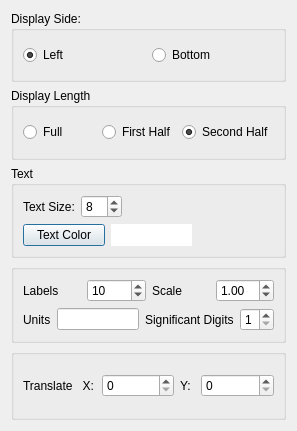
Qt form src/Interface/Modules/Visualization/ShowColorMap.ui (SCIInstitute/SCIRun) before a commit.
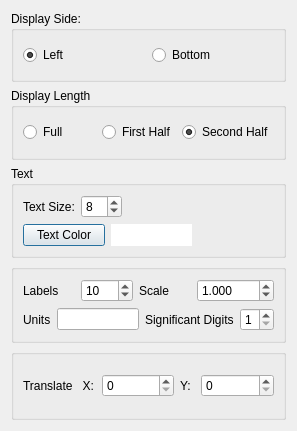
The same form after that commit.

Commit message: fixed scale in showcolormap #1365

Patch:
```diff
--- a/src/Interface/Modules/Visualization/ShowColorMap.ui
+++ b/src/Interface/Modules/Visualization/ShowColorMap.ui
@@ -218,8 +218,14 @@
           </item>
           <item>
            <widget class="QDoubleSpinBox" name="scaleSpinner_">
+            <property name="decimals">
+             <number>3</number>
+            </property>
             <property name="minimum">
-             <double>0.010000000000000</double>
+             <double>0.001000000000000</double>
+            </property>
+            <property name="maximum">
+             <double>1000.000000000000000</double>
             </property>
             <property name="singleStep">
              <double>1.000000000000000</double>
```
The commit also changes 2 other files.
